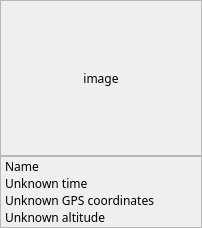
First picture: the form in imageinfo.ui, repository jmlich/geotagging, before the edit.
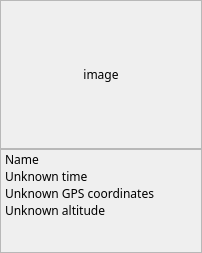
Second picture: the form after the edit.

Commit message: #12 #14 initial support for directions and dest coordinate

Diff of the .ui file:
```diff
--- a/imageinfo.ui
+++ b/imageinfo.ui
@@ -7,7 +7,7 @@
     <x>0</x>
     <y>0</y>
     <width>202</width>
-    <height>228</height>
+    <height>253</height>
    </rect>
   </property>
   <property name="font">
@@ -150,6 +150,20 @@
         </property>
        </widget>
       </item>
+      <item>
+       <widget class="QLabel" name="directionLabel">
+        <property name="text">
+         <string/>
+        </property>
+       </widget>
+      </item>
+      <item>
+       <widget class="QLabel" name="objectPositionLabel">
+        <property name="text">
+         <string/>
+        </property>
+       </widget>
+      </item>
      </layout>
     </widget>
    </item>
```
Left out of the diff: 4 changed lines with no effect on the pictures. The commit also changes 8 other files.
